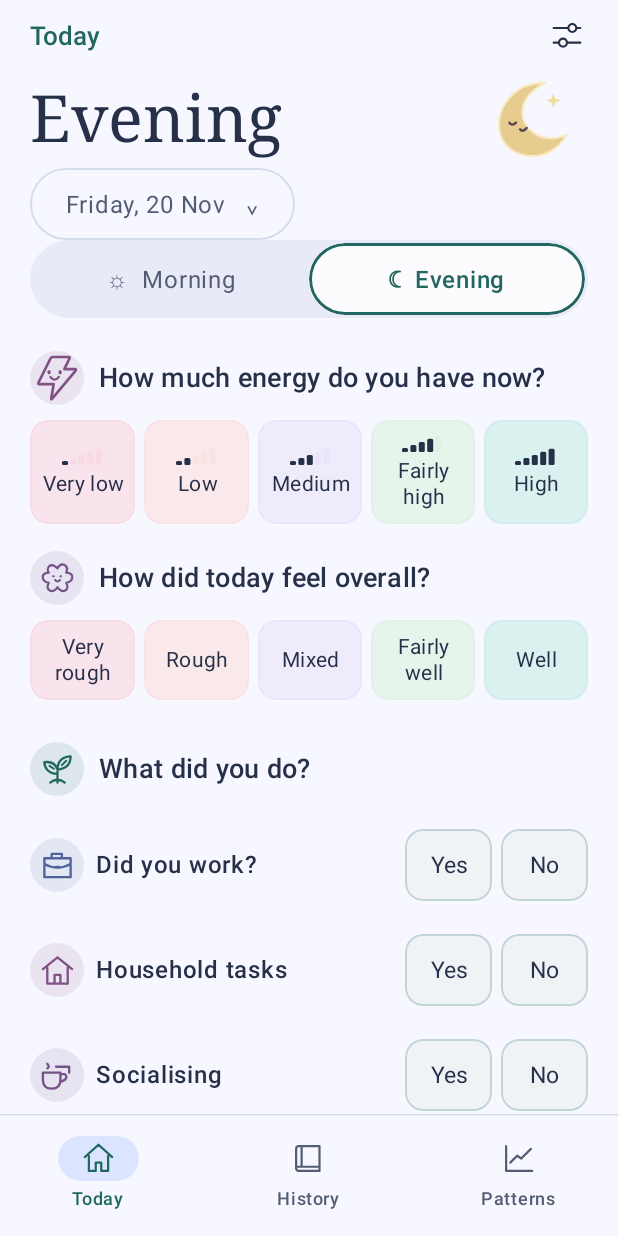
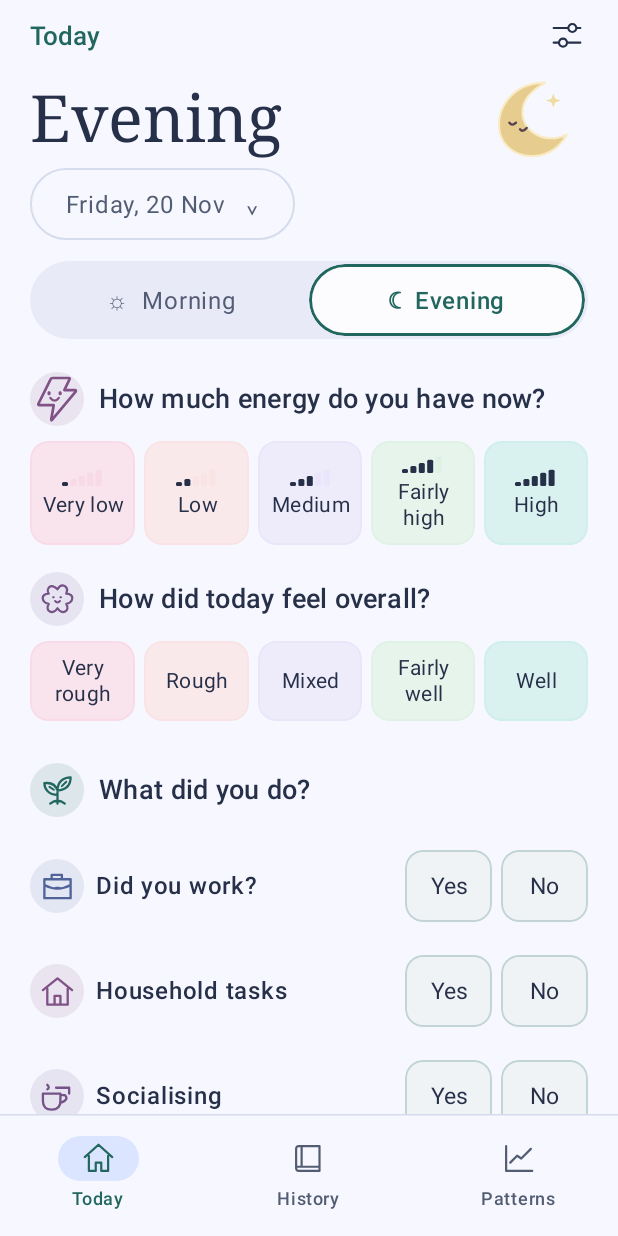
Before and after one commit to mikeritch/ChilliBook, an Android app built with Jetpack Compose: the screen it shows after launch (MainActivity), tab 2 chosen, on a phone screen of 412 x 824 dp. Run offline under Robolectric (Android 15) with nearby library versions, the phone set to English and light mode, and no system bars; our stand-ins replace Room's generated code.

Commit message:
Release 1.11 with roomier check-ins, daily streaks and verified installer handoff

```diff
--- a/app/build.gradle.kts
+++ b/app/build.gradle.kts
@@ -15,8 +15,8 @@ android {
         applicationId = "uk.chillibook.diary"
         minSdk = 26
         targetSdk = 36
-        versionCode = providers.gradleProperty("diaryVersionCode").orNull?.toInt() ?: 16
-        versionName = providers.gradleProperty("diaryVersionName").orNull ?: "1.10"
+        versionCode = providers.gradleProperty("diaryVersionCode").orNull?.toInt() ?: 17
+        versionName = providers.gradleProperty("diaryVersionName").orNull ?: "1.11"
         buildConfigField("String", "UPDATE_REPOSITORY", "\"mikeritch/ChilliBook\"")
         testInstrumentationRunner = "androidx.test.runner.AndroidJUnitRunner"
     }
--- a/app/src/main/java/uk/chillibook/diary/DayThanks.kt
+++ b/app/src/main/java/uk/chillibook/diary/DayThanks.kt
@@ -5,6 +5,7 @@ import androidx.compose.animation.core.FastOutSlowInEasing
 import androidx.compose.animation.core.LinearEasing
 import androidx.compose.animation.core.AnimationVector1D
 import androidx.compose.animation.core.tween
+import androidx.compose.foundation.Canvas
 import androidx.compose.foundation.background
 import androidx.compose.foundation.layout.*
 import androidx.compose.foundation.shape.RoundedCornerShape
@@ -12,11 +13,14 @@ import androidx.compose.material3.*
 import androidx.compose.runtime.*
 import androidx.compose.ui.Alignment
 import androidx.compose.ui.Modifier
+import androidx.compose.ui.graphics.Path
+import androidx.compose.ui.graphics.graphicsLayer
 import androidx.compose.ui.semantics.LiveRegionMode
 import androidx.compose.ui.semantics.liveRegion
 import androidx.compose.ui.semantics.semantics
 import androidx.compose.ui.text.font.FontWeight
 import androidx.compose.ui.unit.*
+import java.time.LocalDate
 import kotlinx.coroutines.flow.Flow
 import kotlinx.coroutines.flow.collectLatest
 import kotlinx.coroutines.flow.filter
@@ -24,6 +28,31 @@ import kotlinx.coroutines.flow.filter
 internal fun newlyCompletedDay(before: Diary, after: Diary, date: String): Boolean {
     fun Diary.complete() = answeredReminder(date, "am") && answeredReminder(date, "pm")
     return after.complete() && !before.complete()
+}
+
+internal fun Diary.checkInStreak(date: String, today: String): Int {
+    val morning = mutableSetOf<String>()
+    val evening = mutableSetOf<String>()
+    fun addSlot(day: String, slot: String) {
+        when (slot) {
+            "am" -> morning.add(day)
+            "pm" -> evening.add(day)
+        }
+    }
+    checks.forEach { if (it.hasSlotAnswer()) addSlot(it.date, it.slot) }
+    doses.forEach { addSlot(it.date, it.slot) }
+    activities.mapTo(evening) { it.date }
+    days.forEach { if (it.hasEveningAnswer()) evening.add(it.date) }
+
+    fun complete(day: String) = day in morning && day in evening
+    var cursor = LocalDate.parse(date)
+    if (date == today && !complete(date)) cursor = cursor.minusDays(1)
+    var count = 0
+    while (complete(cursor.toString())) {
+        count++
+        cursor = cursor.minusDays(1)
+    }
+    return count
 }
 
 @Composable
@@ -44,10 +73,10 @@ internal fun rememberDayCelebration(date: String?, completions: Flow<String>): A
 }
 
 @Composable
-internal fun DayThanksHeading(title: String, earned: Boolean, animation: Animatable<Float, AnimationVector1D>?, modifier: Modifier) {
+internal fun DayThanksHeading(title: String, earned: Boolean, streak: Int, animation: Animatable<Float, AnimationVector1D>?, modifier: Modifier) {
     val colors = MaterialTheme.colorScheme
     Box(modifier, contentAlignment = Alignment.CenterStart) {
-        if (earned) {
+        if (earned || streak > 0) {
             Row(
                 Modifier.background(colors.secondaryContainer, RoundedCornerShape(24.dp))
                     .semantics(mergeDescendants = true) { liveRegion = LiveRegionMode.Polite }
@@ -59,8 +88,35 @@ internal fun DayThanksHeading(title: String, earned: Boolean, animation: Animata
                     progress = { FastOutSlowInEasing.transform(((animation?.value ?: 1f) / .29f).coerceAtMost(1f)) },
                     modifier = Modifier.size(44.dp)
                 )
-                Text("Thanks for checking in!", color = colors.onSecondaryContainer, fontSize = 17.sp,
-                    fontWeight = FontWeight.SemiBold)
+                Column(Modifier.padding(vertical = 4.dp)) {
+                    Text(if (earned) "Thanks for checking in!" else title, color = colors.onSecondaryContainer,
+                        fontSize = 17.sp, fontWeight = FontWeight.SemiBold)
+                    if (streak > 0) {
+                        Row(verticalAlignment = Alignment.CenterVertically,
+                            horizontalArrangement = Arrangement.spacedBy(4.dp)) {
+                            Canvas(Modifier.size(12.dp).graphicsLayer {
+                                val progress = ((animation?.value ?: 1f) / .35f).coerceIn(0f, 1f)
+                                scaleX = .55f + .45f * progress
+                                scaleY = scaleX
+                                rotationZ = -30f * (1f - progress)
+                            }) {
+                                val radius = size.minDimension / 2f
+                                val middle = radius * .3f
+                                val sparkle = Path().apply {
+                                    moveTo(radius, 0f)
+                                    quadraticTo(radius + middle, radius - middle, size.width, radius)
+                                    quadraticTo(radius + middle, radius + middle, radius, size.height)
+                                    quadraticTo(radius - middle, radius + middle, 0f, radius)
+                                    quadraticTo(radius - middle, radius - middle, radius, 0f)
+                                    close()
+                                }
+                                drawPath(sparkle, colors.primary)
+                            }
+                            Text("$streak-day streak", color = colors.onSecondaryContainer,
+                                style = MaterialTheme.typography.labelMedium)
+                        }
+                    }
+                }
             }
         } else {
             Text(title, color = colors.primary, fontWeight = FontWeight.SemiBold, fontSize = 17.sp)
--- a/app/src/main/java/uk/chillibook/diary/DiaryViewModel.kt
+++ b/app/src/main/java/uk/chillibook/diary/DiaryViewModel.kt
@@ -28,7 +28,8 @@ internal object DiaryOperations {
 
 class DiaryViewModel(app: Application) : AndroidViewModel(app) {
     private val storage = Storage(app)
-    private var committed = Diary()
+    internal var committed by mutableStateOf(Diary())
+        private set
     var diary by mutableStateOf<Diary?>(null)
         private set
     var status by mutableStateOf("")
--- a/app/src/main/java/uk/chillibook/diary/MainActivity.kt
+++ b/app/src/main/java/uk/chillibook/diary/MainActivity.kt
@@ -162,6 +162,10 @@ private fun DiaryHome(vm: DiaryViewModel, localDay: String, target: ReminderTarg
         else -> null
     }
     val celebration = key(localDay, vm.resetGeneration) { rememberDayCelebration(checkInDate, vm.dayCompletions) }
+    val saved = vm.committed
+    val streak = remember(saved, checkInDate, localDay) {
+        if (checkInDate == null) 0 else saved.checkInStreak(checkInDate, localDay)
+    }
     val earned = checkInDate != null && vm.celebrationDay == localDay
     Surface(color = colors.background, contentColor = colors.onBackground, modifier = Modifier.fillMaxSize()) {
         Box(Modifier.fillMaxSize()) {
@@ -178,7 +182,7 @@ private fun DiaryHome(vm: DiaryViewModel, localDay: String, target: ReminderTarg
                             date == localDay -> "Today"
                             else -> "Check-in"
                         },
-                        earned = earned, animation = celebration, modifier = Modifier.weight(1f)
+                        earned = earned, streak = streak, animation = celebration, modifier = Modifier.weight(1f)
                     )
                     if (!settings) IconButton(onClick = { settings = true }) {
                         Icon(painterResource(R.drawable.settings), "Settings", Modifier.size(21.dp))
--- a/app/src/main/java/uk/chillibook/diary/MedicationOverview.kt
+++ b/app/src/main/java/uk/chillibook/diary/MedicationOverview.kt
@@ -90,7 +90,7 @@ internal fun MedicationOverview(diary: Diary, index: PatternIndex, start: LocalD
 }
 
 @Composable
-private fun MedicationDropdown(label: String, options: List<String>, choose: (Int) -> Unit) {
+internal fun MedicationDropdown(label: String, options: List<String>, choose: (Int) -> Unit) {
     var expanded by remember { mutableStateOf(false) }
     Box {
         OutlinedButton(onClick = { expanded = true }, modifier = Modifier.heightIn(min = 48.dp),
--- a/app/src/main/java/uk/chillibook/diary/Today.kt
+++ b/app/src/main/java/uk/chillibook/diary/Today.kt
@@ -32,6 +32,7 @@ fun TodayScreen(diary: Diary, date: String, slot: String, onDate: (String) -> Un
         Column(Modifier.weight(1f).fillMaxWidth().verticalScroll(scroll)) {
             TitleArt(title, slot)
             CheckInDateSelector(date) { chooseDiaryDate(context, date, chosen = onDate) }
+            Spacer(Modifier.height(14.dp))
             SlotSwitch(slot, onSlot)
             Spacer(Modifier.height(22.dp))
             val energyQuestion = "How much energy do you have now?"
@@ -65,7 +66,10 @@ fun TodayScreen(diary: Diary, date: String, slot: String, onDate: (String) -> Un
             Spacer(Modifier.height(20.dp))
             key(date, slot) { TodayMedication(diary, date, slot, edit, manageMedication) }
             if (!morning) {
-                MultiField("Context", listOf("Fighting a bug", "Unusual stress", "Change in medication"), day?.context.orEmpty()) { value ->
+                Spacer(Modifier.height(20.dp))
+                HorizontalDivider(color = MaterialTheme.colorScheme.outlineVariant)
+                Spacer(Modifier.height(20.dp))
+                ContextOptions(day?.context.orEmpty()) { value ->
                     edit { d -> d.changeDay(date) { it.copy(context = it.context.toggle(value)) } }
                 }
             }
--- a/app/src/main/java/uk/chillibook/diary/TodayDetails.kt
+++ b/app/src/main/java/uk/chillibook/diary/TodayDetails.kt
@@ -56,11 +56,16 @@ internal fun TodayDetails(diary: Diary, date: String, slot: String, edit: DiaryE
 
 }
 
+@OptIn(ExperimentalLayoutApi::class)
 @Composable
-internal fun MultiField(label: String, choices: List<String>, value: Set<String>, toggle: (String) -> Unit) {
-    var expanded by rememberSaveable { mutableStateOf(false) }
-    DetailLink(if (value.isEmpty()) label else "$label · ${value.sorted().joinToString()}", if (expanded) "⌃" else "⌄") { expanded = !expanded }
-    if (expanded) choices.forEach { name ->
-        AnswerTile(label, name, name in value, Modifier.fillMaxWidth()) { toggle(name) }
+internal fun ContextOptions(selected: Set<String>, toggle: (String) -> Unit) {
+    val presets = listOf("Fighting a bug", "Unusual stress", "Change in medication")
+    QuestionText("Context")
+    Spacer(Modifier.height(10.dp))
+    FlowRow(horizontalArrangement = Arrangement.spacedBy(8.dp), verticalArrangement = Arrangement.spacedBy(8.dp)) {
+        for (name in (presets + selected.sorted()).distinct()) {
+            val checked = name in selected
+            DiaryChip(name, checked, onClick = { toggle(name) }, symbol = if (checked) "−" else "+", remove = checked)
+        }
     }
 }
--- a/app/src/main/java/uk/chillibook/diary/TodayMedication.kt
+++ b/app/src/main/java/uk/chillibook/diary/TodayMedication.kt
@@ -83,12 +83,12 @@ private fun AsNeededDose(number: Int, dose: MedicationDose, edit: ((Diary) -> Di
             OutlinedButton(onClick = picker) { Text(dose.time?.let { "Time · $it" } ?: "Add time") }
             if (dose.time != null) OutlinedButton(onClick = { update { it.copy(time = null) } }) { Text("Clear time") }
             OutlinedTextField(amount, { amount = it }, label = { Text("Amount (optional)") }, singleLine = true, modifier = Modifier.fillMaxWidth())
-            OutlinedTextField(unit, { unit = it }, label = { Text("Unit (optional)") }, singleLine = true, modifier = Modifier.fillMaxWidth())
+            MedicationUnitField(unit) { unit = it }
             OutlinedTextField(reason, { reason = it }, label = { Text("Reason or note (optional)") }, modifier = Modifier.fillMaxWidth())
             FlowRow(horizontalArrangement = Arrangement.spacedBy(8.dp)) {
                 OutlinedButton(onClick = { edit { d -> d.copy(doses = d.doses.filterNot { it.id == dose.id }) } }) { Text("Remove dose", color = MaterialTheme.colorScheme.error) }
                 Button(onClick = {
-                    update { it.copy(amount = amount.trim().ifBlank { null }, unit = unit.trim().ifBlank { null }, reason = reason.trim().ifBlank { null }) }
+                    update { it.copy(amount = amount.trim().ifBlank { null }, unit = if (unit == dose.unit.orEmpty()) it.unit else unit.trim().ifBlank { null }, reason = reason.trim().ifBlank { null }) }
                     expanded = false
                 }) { Text("Save details") }
             }
```
Also changed, not shown: app/src/main/java/uk/chillibook/diary/MedicationManagement.kt (+12 -5 lines), app/src/main/java/uk/chillibook/diary/MedicationUnitField.kt (added, +33 -0 lines), app/src/main/java/uk/chillibook/diary/Reminders.kt (+7 -4 lines), app/src/main/java/uk/chillibook/diary/UpdateSettings.kt (+24 -11 lines), 8 other files.
